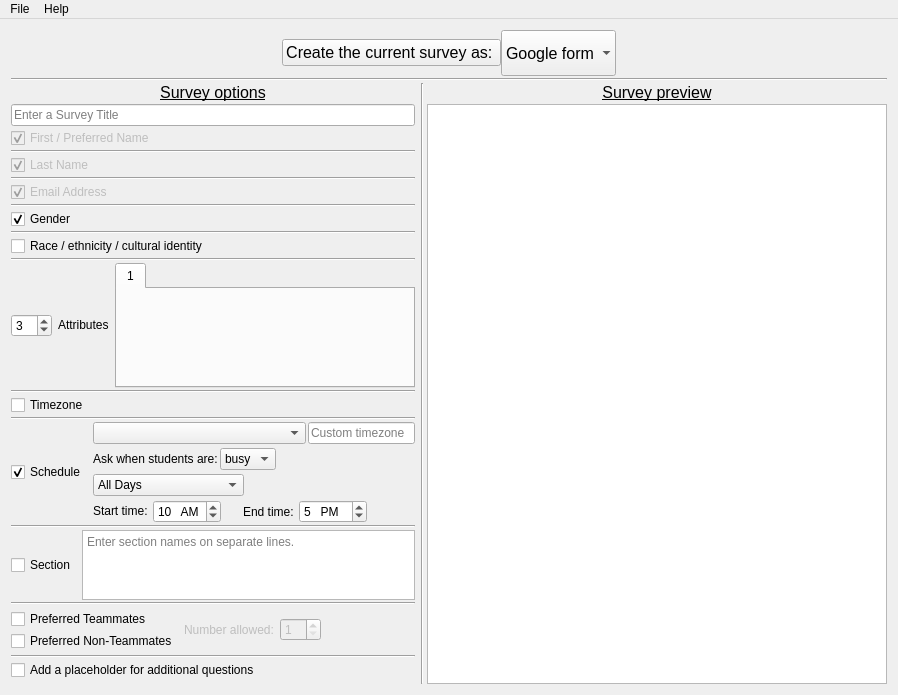
Qt form surveymaker.ui (gruepr/gruepr) before a commit.
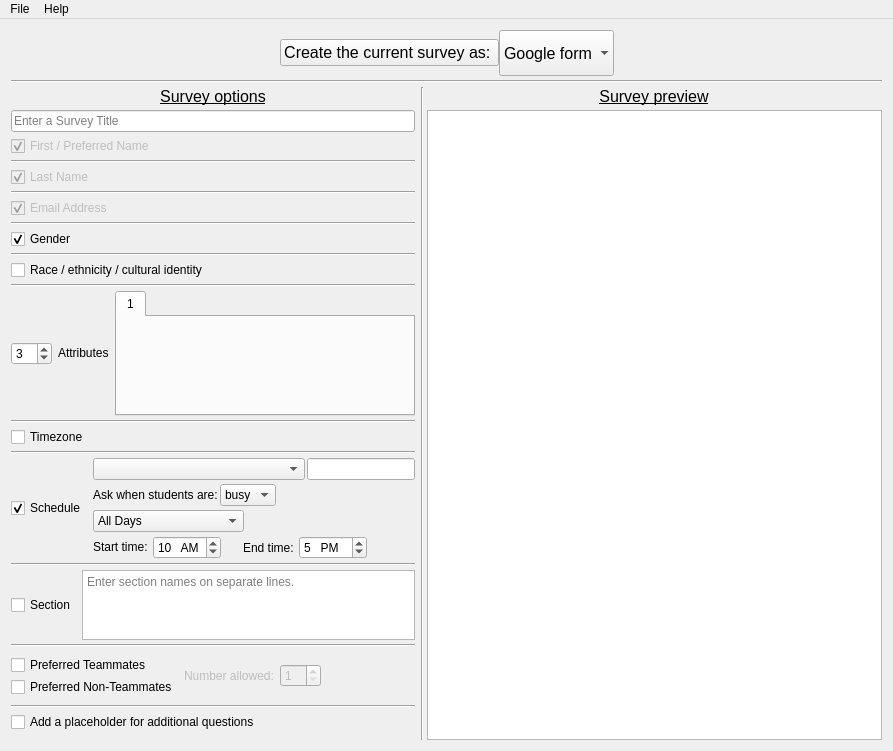
The same form after that commit. Icons and pictures are not drawn.

Commit message: Minor changes to surveymaker ui; always reduces max attributes by 1 if timezone asked in survey

```diff
--- a/surveymaker.ui
+++ b/surveymaker.ui
@@ -6,8 +6,8 @@
    <rect>
     <x>0</x>
     <y>0</y>
-    <width>898</width>
-    <height>668</height>
+    <width>893</width>
+    <height>716</height>
    </rect>
   </property>
   <property name="windowTitle">
@@ -22,7 +22,7 @@
    </property>
    <layout class="QGridLayout" name="gridLayout" rowstretch="0,0,0,0,0,0,0,0,0,0,0,0,0,0,0,0,75,0,0,0,0,0,25,0,0,0,0,0,0,0,0" columnstretch="2,0,1,0">
     <property name="verticalSpacing">
-     <number>2</number>
+     <number>4</number>
     </property>
     <item row="23" column="0">
      <widget class="Line" name="line_10">
@@ -451,23 +451,14 @@
           <item alignment="Qt::AlignLeft|Qt::AlignVCenter">
            <widget class="QLineEdit" name="baseTimezoneLineEdit">
             <property name="sizePolicy">
-             <sizepolicy hsizetype="Ignored" vsizetype="Fixed">
+             <sizepolicy hsizetype="Minimum" vsizetype="Fixed">
               <horstretch>1</horstretch>
               <verstretch>0</verstretch>
              </sizepolicy>
             </property>
-            <property name="minimumSize">
-             <size>
-              <width>90</width>
-              <height>0</height>
-             </size>
-            </property>
             <property name="toolTip">
              <string>&lt;html&gt;Description of the timezone students should use to interpret the times in the grid.&lt;/html&gt;</string>
             </property>
-            <property name="placeholderText">
-             <string>Custom timezone</string>
-            </property>
            </widget>
           </item>
          </layout>
@@ -932,7 +923,7 @@
     <rect>
      <x>0</x>
      <y>0</y>
-     <width>898</width>
+     <width>893</width>
      <height>21</height>
     </rect>
    </property>
```
The commit also changes 4 other files.
